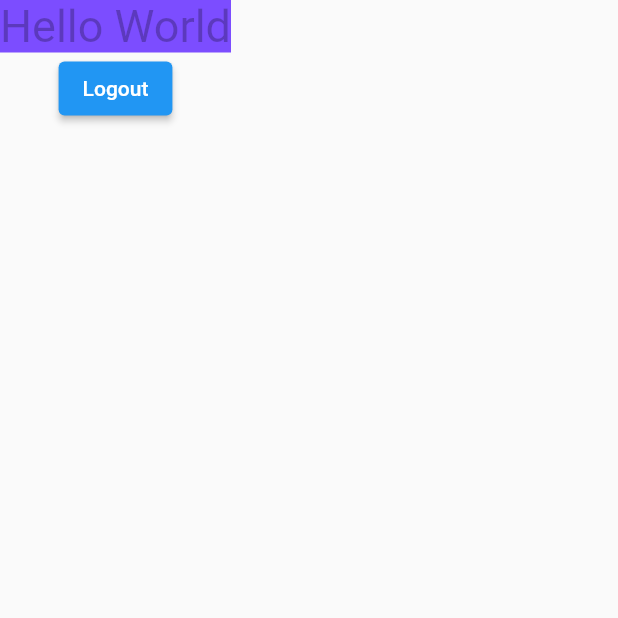
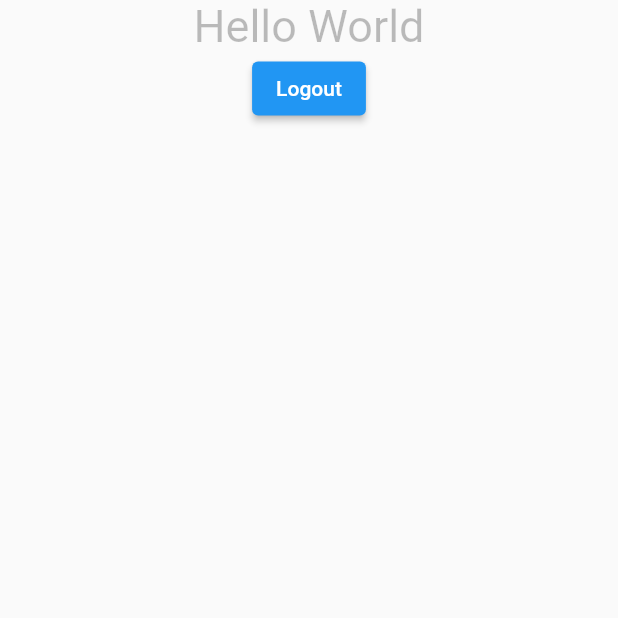
Before and after one commit to Shebin-PR/Seller_App, a Flutter app: the HomeScreen screen opened directly, on a phone screen of 412 x 824 dp, the top half of it. Run offline on Flutter 3.47's test engine with Material 2 defaults, Android fonts, the light colour scheme and no system bars; our stand-ins replace firebase_auth, firebase_core; accounts and stored records are empty.

Commit message:
registration_completed

```diff
--- a/lib/Screens/homescreen.dart
+++ b/lib/Screens/homescreen.dart
@@ -15,22 +15,23 @@ class _HomeScreenState extends State<HomeScreen> {
   Widget build(BuildContext context) {
     return SafeArea(
       child: Scaffold(
-        body: Column(
-          children: [
-            Container(
-              color: Colors.deepPurpleAccent,
-              child: Text(
+        body: Center(
+          child: Column(
+            children: [
+              const Text(
                 "Hello World",
                 style: TextStyle(fontSize: 30, color: Colors.black26),
               ),
-            ),
-            ElevatedButton(
+              ElevatedButton(
                 onPressed: () async {
                   await _auth.signOut();
+                  // ignore: use_build_context_synchronously
                   Navigator.pop(context);
                 },
-                child: Text("Logout"))
-          ],
+                child: const Text("Logout"),
+              )
+            ],
+          ),
         ),
       ),
     );
```
